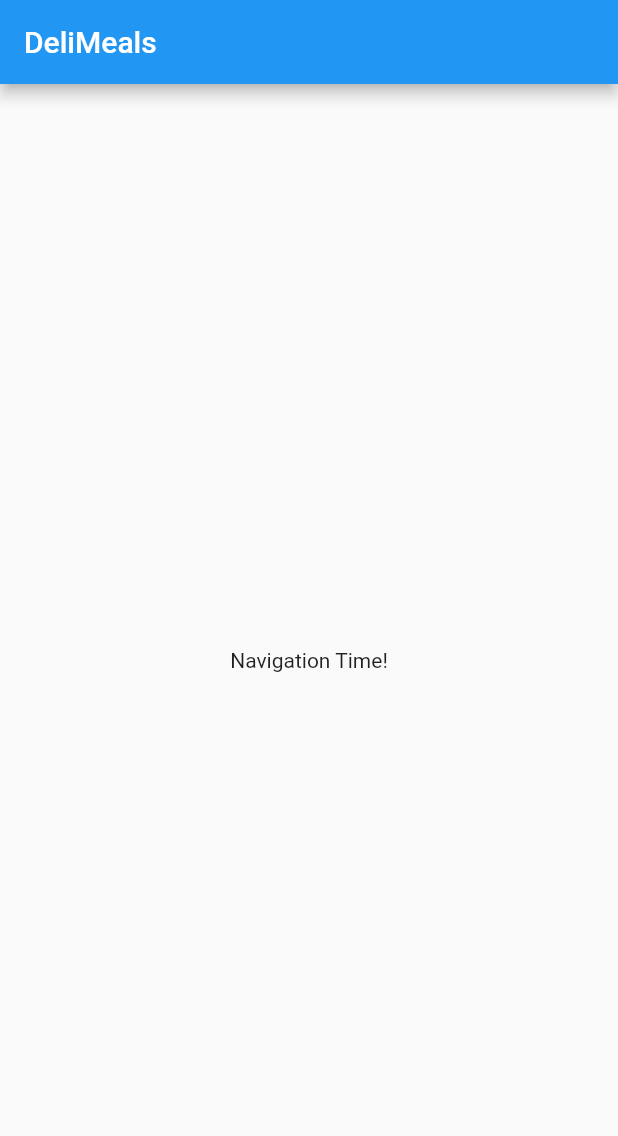
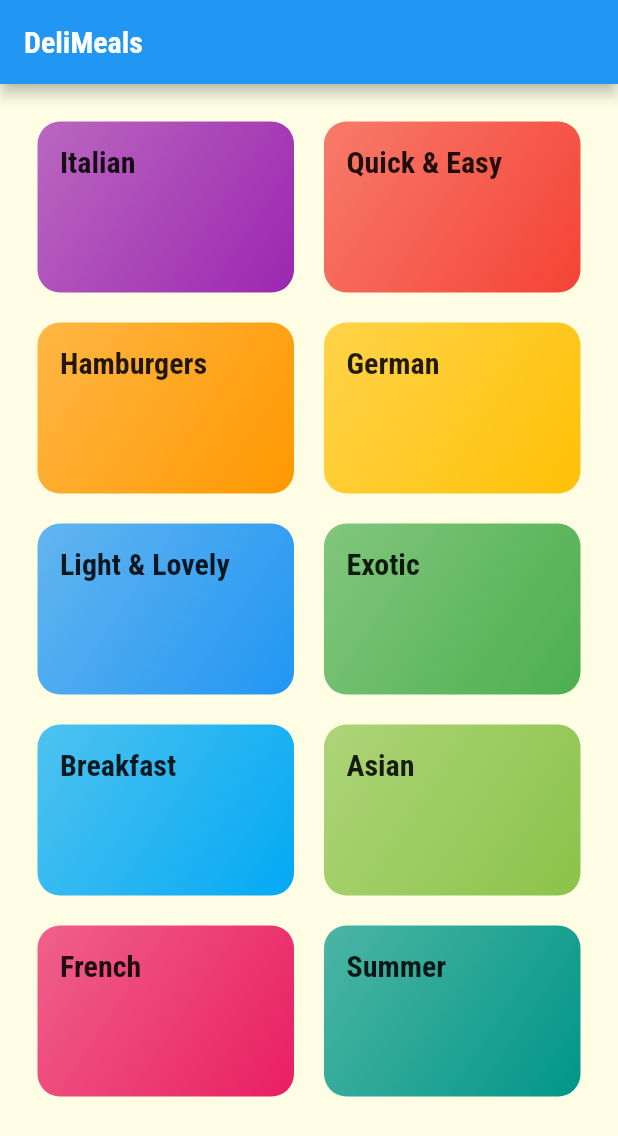
Before and after one commit to jzhu01/learn-flutter, a Flutter app: the screen it shows after launch, on a phone screen of 412 x 824 dp. Shown: the top 1136 px of the screen. Run offline on Flutter 3.47's test engine with Material 2 defaults, Android fonts, the phone set to English and light mode, and no system bars.

Commit message:
Initial Categories screen

```diff
--- /dev/null
+++ b/recipe_app/lib/categories_screen.dart
@@ -0,0 +1,31 @@
+import 'dart:io';
+
+import 'package:flutter/material.dart';
+import 'package:flutter/cupertino.dart';
+
+import './dummy_data.dart';
+import './category_item.dart';
+
+class CategoriesScreen extends StatelessWidget {
+
+  @override
+  Widget build(BuildContext context) {
+    return Scaffold(
+      appBar: AppBar(
+        title: const Text('DeliMeals'),
+      ),
+      body: GridView(
+        padding: const EdgeInsets.all(25),
+        children: DUMMY_CATEGORIES
+            .map((catData) => CategoryItem(catData.title, catData.color))
+            .toList(),
+        gridDelegate: SliverGridDelegateWithMaxCrossAxisExtent(
+          maxCrossAxisExtent: 200,
+          childAspectRatio: 3 / 2,
+          crossAxisSpacing: 20,
+          mainAxisSpacing: 20,
+        ),
+      ),
+    );
+  }
+}
--- /dev/null
+++ b/recipe_app/lib/category_item.dart
@@ -0,0 +1,24 @@
+import 'package:flutter/material.dart';
+
+class CategoryItem extends StatelessWidget {
+  final String title;
+  final Color color;
+
+  CategoryItem(this.title, this.color);
+
+  @override
+  Widget build(BuildContext context) {
+    return Container(
+      padding: const EdgeInsets.all(15),
+      child: Text(title, style: Theme.of(context).textTheme.headline6),
+      decoration: BoxDecoration(
+        gradient: LinearGradient(
+          colors: [color.withOpacity(0.7), color],
+          begin: Alignment.topLeft,
+          end: Alignment.bottomRight,
+        ),
+        borderRadius: BorderRadius.circular(15),
+      ),
+    );
+  }
+}
--- /dev/null
+++ b/recipe_app/lib/dummy_data.dart
@@ -0,0 +1,56 @@
+import 'package:flutter/material.dart';
+
+import './models/category.dart';
+
+const DUMMY_CATEGORIES = const [
+  Category(
+    id: 'c1',
+    title: 'Italian',
+    color: Colors.purple,
+  ),
+  Category(
+    id: 'c2',
+    title: 'Quick & Easy',
+    color: Colors.red,
+  ),
+  Category(
+    id: 'c3',
+    title: 'Hamburgers',
+    color: Colors.orange,
+  ),
+  Category(
+    id: 'c4',
+    title: 'German',
+    color: Colors.amber,
+  ),
+  Category(
+    id: 'c5',
+    title: 'Light & Lovely',
+    color: Colors.blue,
+  ),
+  Category(
+    id: 'c6',
+    title: 'Exotic',
+    color: Colors.green,
+  ),
+  Category(
+    id: 'c7',
+    title: 'Breakfast',
+    color: Colors.lightBlue,
+  ),
+  Category(
+    id: 'c8',
+    title: 'Asian',
+    color: Colors.lightGreen,
+  ),
+  Category(
+    id: 'c9',
+    title: 'French',
+    color: Colors.pink,
+  ),
+  Category(
+    id: 'c10',
+    title: 'Summer',
+    color: Colors.teal,
+  ),
+];
--- a/recipe_app/lib/main.dart
+++ b/recipe_app/lib/main.dart
@@ -1,4 +1,5 @@
 import 'package:flutter/material.dart';
+import './categories_screen.dart';
 
 void main() => runApp(MyApp());
 
@@ -9,19 +10,30 @@ class MyApp extends StatelessWidget {
       title: 'DeliMeals',
       theme: ThemeData(
         primarySwatch: Colors.blue,
+        accentColor: Colors.lightBlue,
+        canvasColor: Color.fromRGBO(255, 254, 229, 1),
+        fontFamily: 'Raleway',
+        textTheme: ThemeData.light().textTheme.copyWith(
+              bodyText1: TextStyle(color: Colors.indigo),
+              bodyText2: TextStyle(color: Colors.indigo),
+              headline6: TextStyle(
+                fontSize: 20,
+                fontFamily: 'RobotoCondensed',
+                fontWeight: FontWeight.bold,
+              ),
+            ),
       ),
-      home: MyHomePage(),
+      home: CategoriesScreen(),
     );
   }
 }
 
 class MyHomePage extends StatefulWidget {
-    @override
+  @override
   _MyHomePageState createState() => _MyHomePageState();
 }
 
 class _MyHomePageState extends State<MyHomePage> {
-
   @override
   Widget build(BuildContext context) {
     return Scaffold(
--- /dev/null
+++ b/recipe_app/lib/models/category.dart
@@ -0,0 +1,13 @@
+import 'package:flutter/material.dart';
+
+class Category {
+  final String id;
+  final String title;
+  final Color color;
+
+  const Category({
+    @required this.id,
+    @required this.title,
+    this.color = Colors.orange
+  });
+}
```
Also changed, not shown: recipe_app/pubspec.yaml (+18 -6 lines), recipe_app/pubspec.lock.
